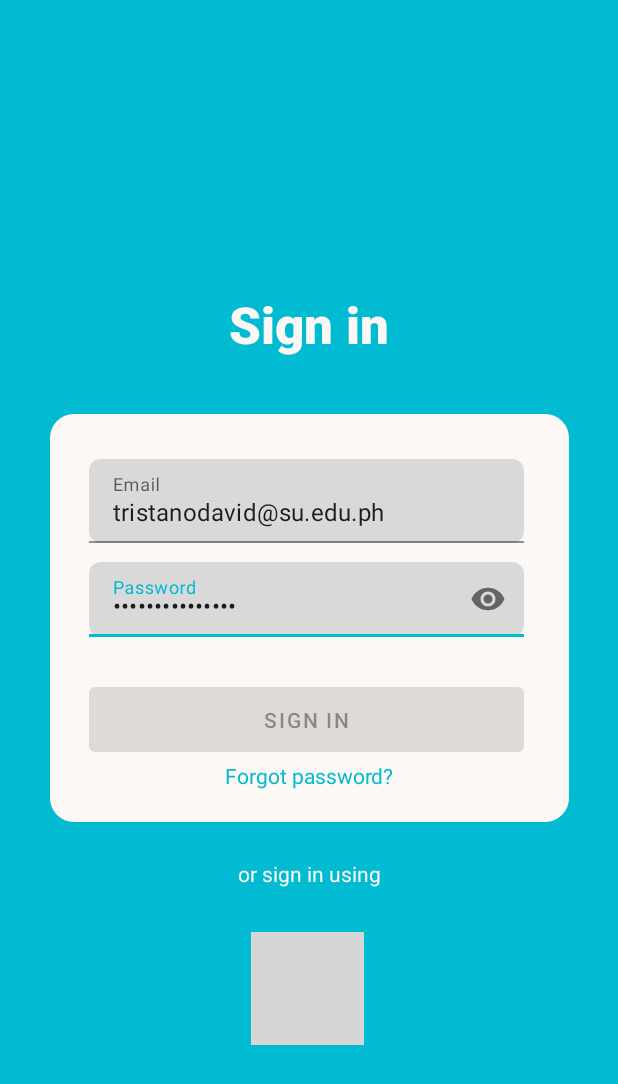
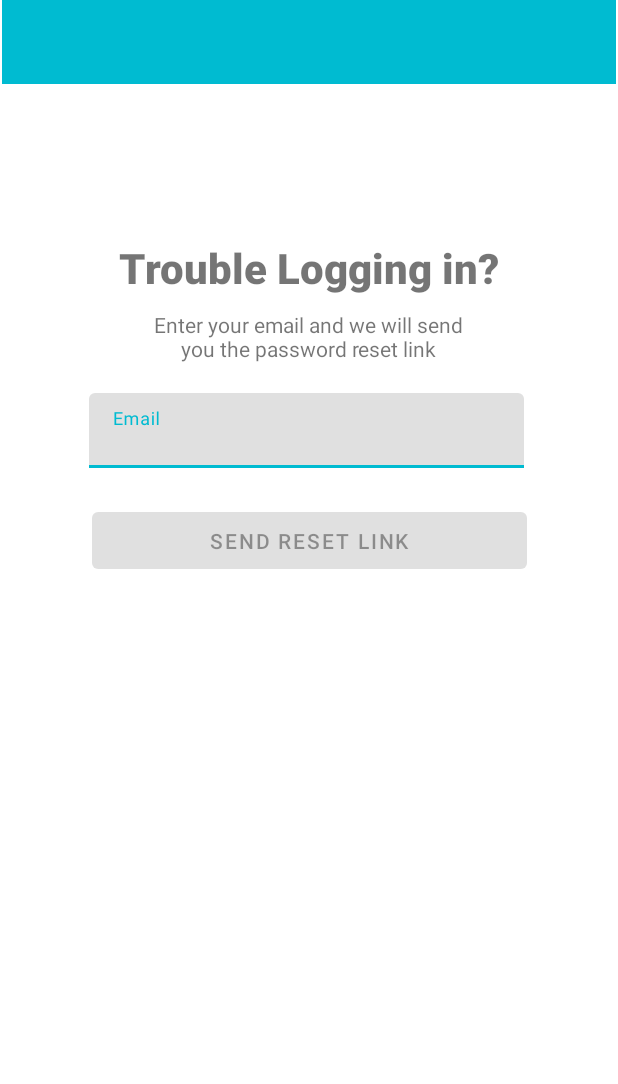
Before and after one commit to TristanDBioC/ARSNOVA, an Android app: the SignInActivity screen opened directly, with no data from a screen before it, after a tap on "Forgot password?", on a phone screen of 412 x 824 dp. Shown: the top 1084 px of the screen. Run offline under Robolectric (Android 15) with nearby library versions, the phone set to English and light mode, and no system bars; our stand-ins replace Firebase (no records; nobody signed in at launch, a user with empty details on screens opened directly); grey boxes are pictures that could not be loaded.

Commit message:
Nov 22, 4:00 | password reset activity

```diff
--- a/app/src/main/AndroidManifest.xml
+++ b/app/src/main/AndroidManifest.xml
@@ -1,6 +1,6 @@
 <?xml version="1.0" encoding="utf-8"?>
 <manifest xmlns:android="http://schemas.android.com/apk/res/android"
-    package="com.example.arsnova" >
+    package="com.example.arsnova">
 
     <application
         android:allowBackup="true"
@@ -8,7 +8,10 @@
         android:label="@string/app_name"
         android:roundIcon="@mipmap/ic_applogo_round"
         android:supportsRtl="true"
-        android:theme="@style/Theme.ARSNOVA" >
+        android:theme="@style/Theme.ARSNOVA">
+        <activity
+            android:name=".Resetpassword"
+            android:exported="true" />
         <activity
             android:name=".CreateProfileActivity"
             android:exported="true" />
@@ -20,7 +23,7 @@
             android:exported="true" />
         <activity
             android:name=".LaunchActivity"
-            android:exported="true" >
+            android:exported="true">
             <intent-filter>
                 <action android:name="android.intent.action.MAIN" />
 
--- /dev/null
+++ b/app/src/main/java/com/example/arsnova/Resetpassword.kt
@@ -0,0 +1,54 @@
+package com.example.arsnova
+
+import androidx.appcompat.app.AppCompatActivity
+import android.os.Bundle
+import android.text.Editable
+import android.text.TextWatcher
+import android.util.Patterns
+import android.view.View
+import android.widget.Button
+import android.widget.EditText
+import android.widget.RelativeLayout
+import android.widget.Toast
+import com.google.firebase.auth.ktx.auth
+import com.google.firebase.ktx.Firebase
+
+class Resetpassword : AppCompatActivity() {
+    private val auth = Firebase.auth
+    override fun onCreate(savedInstanceState: Bundle?) {
+        super.onCreate(savedInstanceState)
+        setContentView(R.layout.activity_resetpassword)
+
+        val email = findViewById<EditText>(R.id.editTextEmaillPReset)
+        email.addTextChangedListener(object: TextWatcher {
+            override fun beforeTextChanged(p0: CharSequence?, p1: Int, p2: Int, p3: Int) {
+            }
+            override fun onTextChanged(p0: CharSequence?, p1: Int, p2: Int, p3: Int) {
+            }
+            override fun afterTextChanged(p0: Editable?) {
+                if (!Patterns.EMAIL_ADDRESS.matcher(email.text.toString()).matches()) {
+                    email.error = "Not a valid email"
+                    findViewById<Button>(R.id.buttonResetPass).isEnabled = false
+                } else {
+                    findViewById<Button>(R.id.buttonResetPass).isEnabled = true
+                }
+            }
+        })
+    }
+
+    fun sendResetPassEmail(view: View) {
+        val email = findViewById<EditText>(R.id.editTextEmaillPReset).text.toString()
+
+        findViewById<RelativeLayout>(R.id.loadingPanel).visibility = View.VISIBLE
+        auth.sendPasswordResetEmail(email)
+            .addOnCompleteListener { task ->
+                if (task.isSuccessful) {
+                    Toast.makeText(this, "Email verification sent", Toast.LENGTH_SHORT).show()
+                    this.finish()
+                } else {
+                    Toast.makeText(this, "Something went wrong", Toast.LENGTH_SHORT).show()
+                }
+                findViewById<RelativeLayout>(R.id.loadingPanel).visibility = View.GONE
+            }
+    }
+}
--- a/app/src/main/java/com/example/arsnova/SignInActivity.kt
+++ b/app/src/main/java/com/example/arsnova/SignInActivity.kt
@@ -21,7 +21,6 @@ import com.google.firebase.storage.ktx.storage
 
 class SignInActivity : AppCompatActivity() {
     private lateinit var auth : FirebaseAuth
-    private val storage = Firebase.storage
 
     override fun onCreate(savedInstanceState: Bundle?) {
         super.onCreate(savedInstanceState)
@@ -77,4 +76,9 @@ class SignInActivity : AppCompatActivity() {
             }
     }
 
+    fun forgetPasswordCLick(view: View) {
+        val intent = Intent(this, Resetpassword::class.java)
+        startActivity(intent)
+    }
+
 }
--- /dev/null
+++ b/app/src/main/res/layout/activity_resetpassword.xml
@@ -0,0 +1,92 @@
+<?xml version="1.0" encoding="utf-8"?>
+<androidx.constraintlayout.widget.ConstraintLayout xmlns:android="http://schemas.android.com/apk/res/android"
+    xmlns:app="http://schemas.android.com/apk/res-auto"
+    xmlns:tools="http://schemas.android.com/tools"
+    android:layout_width="match_parent"
+    android:layout_height="match_parent"
+    tools:context=".Resetpassword">
+
+    <androidx.appcompat.widget.Toolbar
+        android:id="@+id/toolbar"
+        android:layout_width="409dp"
+        android:layout_height="wrap_content"
+        android:background="?attr/colorPrimary"
+        android:minHeight="?attr/actionBarSize"
+        android:theme="?attr/actionBarTheme"
+        app:layout_constraintEnd_toEndOf="parent"
+        app:layout_constraintStart_toStartOf="parent"
+        app:layout_constraintTop_toTopOf="parent" />
+
+    <TextView
+        android:id="@+id/textView6"
+        android:layout_width="wrap_content"
+        android:layout_height="wrap_content"
+        android:fontFamily="sans-serif-black"
+        android:text="Trouble Logging in?"
+        android:textSize="28sp"
+        app:layout_constraintBottom_toBottomOf="parent"
+        app:layout_constraintEnd_toEndOf="parent"
+        app:layout_constraintStart_toStartOf="parent"
+        app:layout_constraintTop_toBottomOf="@+id/toolbar"
+        app:layout_constraintVertical_bias="0.142" />
+
+    <com.google.android.material.textfield.TextInputLayout
+        android:id="@+id/textInputLayout11"
+        android:layout_width="@dimen/editTextWidth"
+        android:layout_height="@dimen/editTextHeight"
+        app:layout_constraintBottom_toBottomOf="parent"
+        app:layout_constraintEnd_toEndOf="parent"
+        app:layout_constraintHorizontal_bias="0.487"
+        app:layout_constraintStart_toStartOf="parent"
+        app:layout_constraintTop_toBottomOf="@+id/textView7"
+        app:layout_constraintVertical_bias="0.038">
+
+        <com.google.android.material.textfield.TextInputEditText
+            android:id="@+id/editTextEmaillPReset"
+            android:layout_width="match_parent"
+            android:layout_height="wrap_content"
+            android:hint="Email"
+            tools:visibility="gone" />
+    </com.google.android.material.textfield.TextInputLayout>
+
+    <TextView
+        android:id="@+id/textView7"
+        android:layout_width="wrap_content"
+        android:layout_height="wrap_content"
+        android:text="Enter your email and we will send\nyou the password reset link"
+        android:textAlignment="center"
+        app:layout_constraintBottom_toBottomOf="parent"
+        app:layout_constraintEnd_toEndOf="parent"
+        app:layout_constraintHorizontal_bias="0.497"
+        app:layout_constraintStart_toStartOf="parent"
+        app:layout_constraintTop_toBottomOf="@+id/textView6"
+        app:layout_constraintVertical_bias="0.016" />
+
+    <Button
+        android:id="@+id/buttonResetPass"
+        android:layout_width="@dimen/WideButtonWidth"
+        android:layout_height="@dimen/WideButtonHeight"
+        android:enabled="false"
+        android:onClick="sendResetPassEmail"
+        android:text="send reset link"
+        app:layout_constraintBottom_toBottomOf="parent"
+        app:layout_constraintEnd_toEndOf="parent"
+        app:layout_constraintStart_toStartOf="parent"
+        app:layout_constraintTop_toBottomOf="@+id/textInputLayout11"
+        app:layout_constraintVertical_bias="0.051" />
+
+    <RelativeLayout
+        android:id="@+id/loadingPanel"
+        android:layout_width="match_parent"
+        android:layout_height="match_parent"
+        android:gravity="center"
+        android:visibility="gone"
+        tools:visibility="gone">
+
+        <ProgressBar
+            android:layout_width="wrap_content"
+            android:layout_height="wrap_content"
+            android:indeterminate="true" />
+    </RelativeLayout>
+
+</androidx.constraintlayout.widget.ConstraintLayout>
--- a/app/src/main/res/layout/activity_signin.xml
+++ b/app/src/main/res/layout/activity_signin.xml
@@ -51,7 +51,7 @@
         android:layout_width="wrap_content"
         android:layout_height="wrap_content"
         android:clickable="true"
-        android:onClick="signInButtonOnClick"
+        android:onClick="forgetPasswordCLick"
         android:text="Forgot password?"
         android:textColor="@color/teal_500"
         app:layout_constraintBottom_toBottomOf="@+id/view"
```
